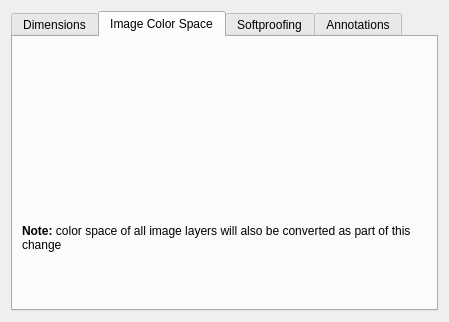
Qt form libs/ui/forms/wdgimageproperties.ui (KDE/krita) before a commit.
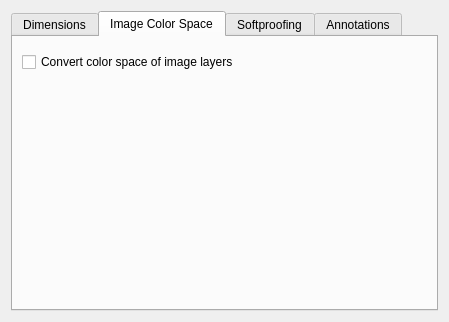
The same form after that commit. The open tabs and pages were chosen to show the change. Custom widgets are drawn as their Qt base class.

Commit message:
Restore Image->Properties to have an option to convert projection-only
Now Image->Properties has a checkbox (enabled by default) to convert
layers' colorspace as well. If you still want to convert projection
only, just disable this checkbox.

```diff
--- a/libs/ui/forms/wdgimageproperties.ui
+++ b/libs/ui/forms/wdgimageproperties.ui
@@ -202,18 +202,25 @@
         <widget class="KisColorSpaceSelector" name="colorSpaceSelector" native="true"/>
        </item>
        <item>
-        <widget class="QLabel" name="label_2">
+        <widget class="QCheckBox" name="chkConvertLayers">
          <property name="text">
-          <string>&lt;html&gt;&lt;head/&gt;&lt;body&gt;&lt;p&gt;&lt;span style=&quot; font-weight:600;&quot;&gt;Note:&lt;/span&gt; color space of all image layers will also be converted as part of this change&lt;/p&gt;&lt;/body&gt;&lt;/html&gt;</string>
-         </property>
-         <property name="textFormat">
-          <enum>Qt::RichText</enum>
-         </property>
-         <property name="wordWrap">
-          <bool>true</bool>
+          <string>Convert color space of image layers</string>
          </property>
         </widget>
        </item>
+       <item>
+        <spacer name="verticalSpacer_2">
+         <property name="orientation">
+          <enum>Qt::Vertical</enum>
+         </property>
+         <property name="sizeHint" stdset="0">
+          <size>
+           <width>20</width>
+           <height>40</height>
+          </size>
+         </property>
+        </spacer>
+       </item>
       </layout>
      </widget>
      <widget class="QWidget" name="grpSoftProof">
```
The commit also changes 7 other files.
